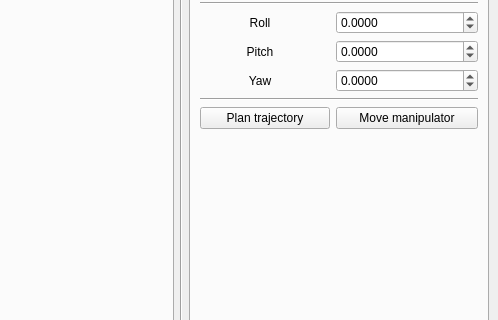
Above: ui/main_window.ui from bj0rkedal/agilus_master_project before the change; both pictures show x 465 to 963 and y 157 to 477 of the 963 by 700 pixel window. Below: the same form after it.
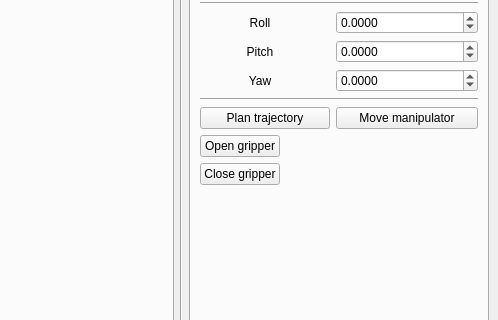
That is the form after the change. The open tabs and pages were chosen to show the change. Icons and pictures are not drawn.

Patch:
```diff
--- a/ui/main_window.ui
+++ b/ui/main_window.ui
@@ -37,7 +37,7 @@
        </size>
       </property>
       <property name="currentIndex">
-       <number>1</number>
+       <number>2</number>
       </property>
       <widget class="QWidget" name="tab_4">
        <attribute name="title">
@@ -728,7 +728,7 @@
           </property>
          </widget>
         </item>
-        <item row="11" column="1">
+        <item row="12" column="1">
          <widget class="QPushButton" name="homeManipPushButton">
           <property name="maximumSize">
            <size>
@@ -744,7 +744,7 @@
           </property>
          </widget>
         </item>
-        <item row="10" column="1">
+        <item row="11" column="1">
          <spacer name="verticalSpacer_3">
           <property name="orientation">
            <enum>Qt::Vertical</enum>
@@ -757,6 +757,20 @@
           </property>
          </spacer>
         </item>
+        <item row="11" column="0">
+         <widget class="QPushButton" name="closeGripperButton">
+          <property name="text">
+           <string>Close gripper</string>
+          </property>
+         </widget>
+        </item>
+        <item row="10" column="0">
+         <widget class="QPushButton" name="openGripperButton">
+          <property name="text">
+           <string>Open gripper</string>
+          </property>
+         </widget>
+        </item>
        </layout>
       </widget>
       <widget class="QWidget" name="tab_5">
```
